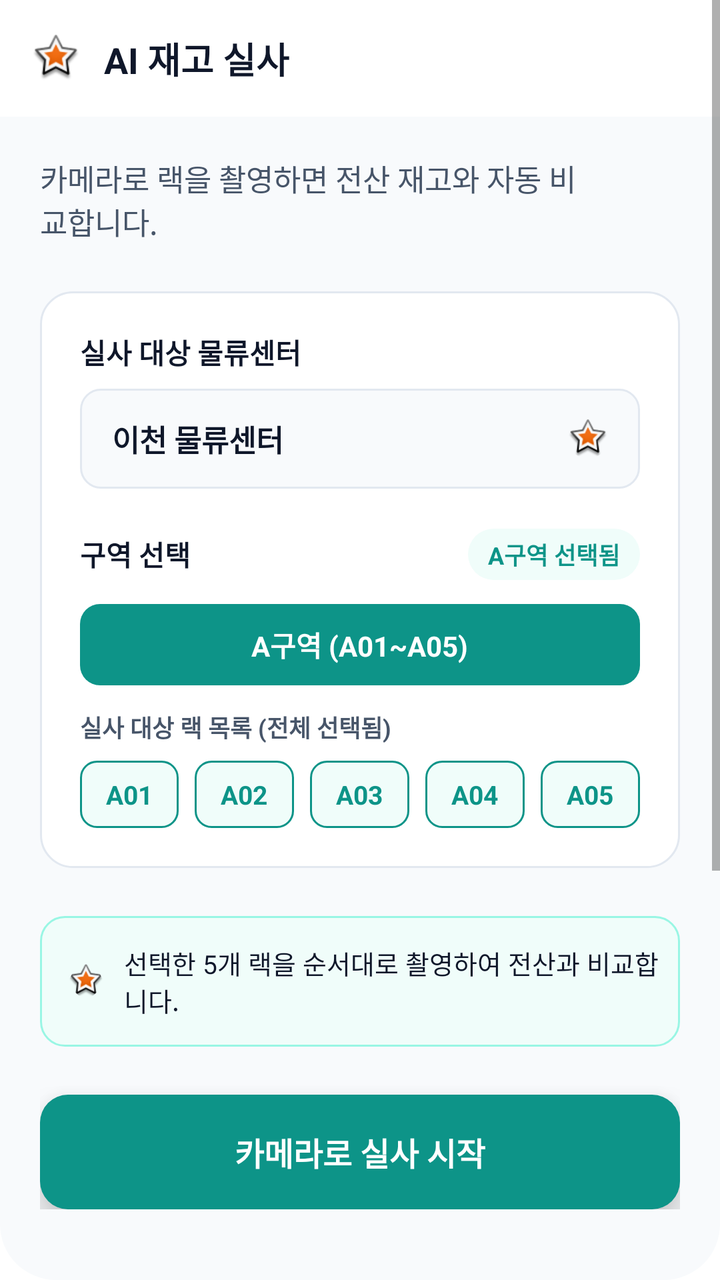
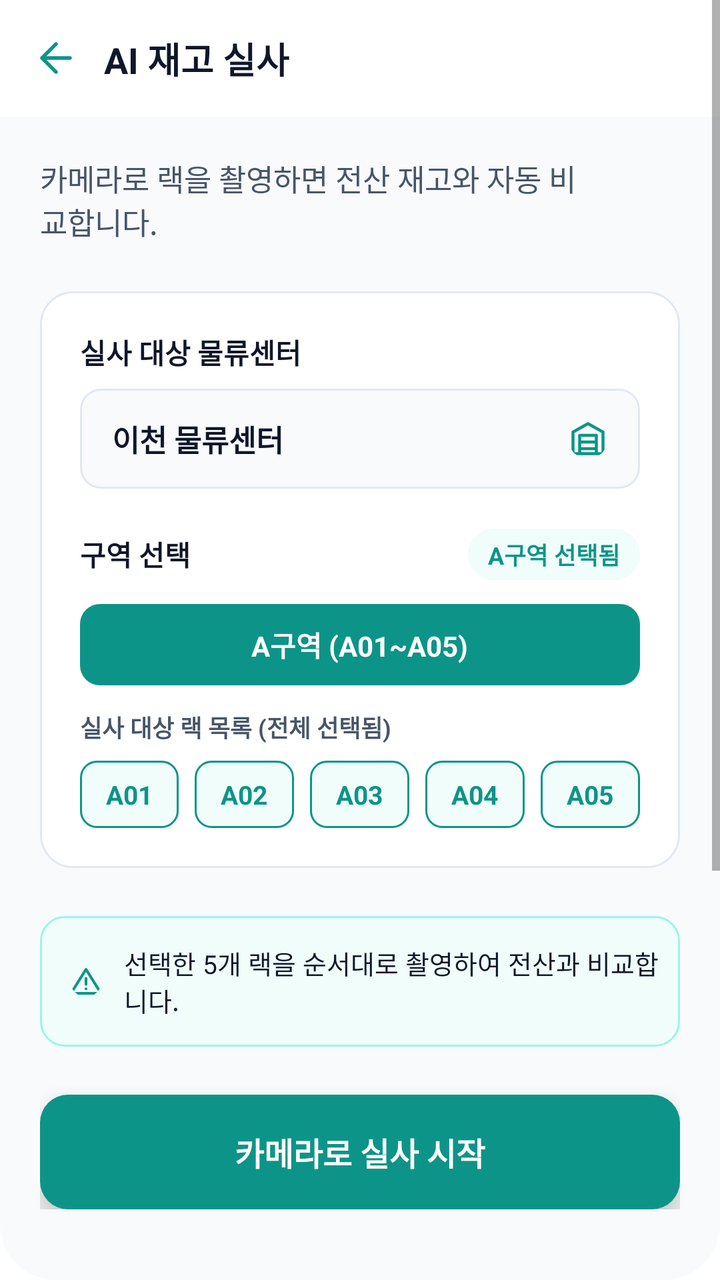

Compare the two renders of this Android layout. The source of the first and the diff that turns it into the second are given below.
<!-- AndroidManifest.xml: application theme Theme.MaterialComponents.DayNight.NoActionBar -->
<!-- res/layout/activity_audit_start.xml -->
<LinearLayout 
	xmlns:android="http://schemas.android.com/apk/res/android"
	xmlns:tools="http://schemas.android.com/tools"
	xmlns:app="http://schemas.android.com/apk/res-auto"
	android:background="#FFFFFF"
	android:clipChildren="false"
	android:clipToPadding="false"
	android:orientation="vertical"
	android:layout_width="match_parent"
	android:layout_height="match_parent">
	<ScrollView 
		android:clipChildren="false"
		android:clipToPadding="false"
		android:id="@+id/r6x2l4do42f5"
		android:layout_width="match_parent"
		android:layout_height="wrap_content"
		android:layout_weight="1"
		android:background="@drawable/cr28bf8fafc">
		<LinearLayout
			android:layout_width="match_parent"
			android:layout_height="match_parent"
			android:clipChildren="false"
			android:clipToPadding="false"
			android:orientation="vertical">
			<LinearLayout
				android:id="@+id/r34fmlixrlml"
				android:layout_width="match_parent"
				android:layout_height="wrap_content"
				android:layout_marginBottom="240dp"
				android:orientation="vertical">
				<LinearLayout
					android:id="@+id/rdnot65cih47"
					android:layout_width="match_parent"
					android:layout_height="wrap_content"
					android:gravity="center_vertical"
					android:paddingVertical="11dp"
					android:paddingHorizontal="20dp"
					android:visibility="gone"
					android:orientation="horizontal">
					<TextView
						android:id="@+id/r0b2zw49xwly7"
						android:textColor="#0F172A"
						android:textSize="14sp"
						android:textStyle="bold"
						android:layout_height="wrap_content"
						android:layout_width="wrap_content"
						android:text=""
					/>
					<View
						android:layout_width="0dp"
						android:layout_height="0dp"
						android:layout_weight="1"
					 />
					<ImageView
						android:id="@+id/rov44kvu00s"
						android:layout_width="72dp"
						android:layout_height="18dp"
						android:src="@android:drawable/star_big_on"
						android:scaleType="fitXY"
					/>
				</LinearLayout>
				<LinearLayout
					android:id="@+id/rhmy3a5oz2aq"
					android:layout_width="match_parent"
					android:layout_height="wrap_content"
					android:gravity="center_vertical"
					android:background="#FFFFFF"
					android:paddingVertical="16dp"
					android:paddingLeft="16dp"
					android:orientation="horizontal">
					<ImageView
						android:id="@+id/r96weuqy0tyj"
						android:layout_width="24dp"
						android:layout_height="24dp"
						android:layout_marginEnd="12dp"
						android:src="@android:drawable/star_big_on"
						android:scaleType="fitXY"
					/>
					<TextView
						android:id="@+id/r8iie5jfwky"
						android:textColor="#0F172A"
						android:textSize="18sp"
						android:textStyle="bold"
						android:layout_height="wrap_content"
						android:layout_width="wrap_content"
						android:text="AI 재고 실사"
					/>
				</LinearLayout>
				<LinearLayout
					android:id="@+id/r7dd0y04qmep"
					android:layout_width="match_parent"
					android:layout_height="wrap_content"
					android:padding="20dp"
					android:orientation="vertical">
					<LinearLayout
						android:id="@+id/rolfqzyi5vbt"
						android:layout_width="match_parent"
						android:layout_height="wrap_content"
						android:paddingRight="41dp"
						android:layout_marginBottom="24dp"
						android:orientation="vertical">
						<TextView
							android:id="@+id/rthuc6n0lh4"
							android:textColor="#475569"
							android:textSize="15sp"
							android:layout_height="wrap_content"
							android:layout_width="match_parent"
							android:layout_weight="1"
							android:text="카메라로 랙을 촬영하면 전산 재고와 자동 비교합니다."
						/>
					</LinearLayout>
					<LinearLayout
						android:id="@+id/runb1ny2oh1"
						android:layout_width="match_parent"
						android:layout_height="wrap_content"
						android:background="@drawable/se2e8f0sw1cr16bffffff"
						android:padding="20dp"
						android:layout_marginBottom="24dp"
						android:orientation="vertical">
						<LinearLayout
							android:id="@+id/r99rkb6iqbcr"
							android:layout_width="match_parent"
							android:layout_height="wrap_content"
							android:layout_marginBottom="20dp"
							android:orientation="vertical">
							<TextView
								android:id="@+id/royj2llb53u"
								android:textColor="#0F172A"
								android:textSize="14sp"
								android:textStyle="bold"
								android:layout_marginBottom="8dp"
								android:layout_height="wrap_content"
								android:layout_width="wrap_content"
								android:text="실사 대상 물류센터"
							/>
							<LinearLayout
								android:id="@+id/r0pil38axdvif"
								android:layout_width="match_parent"
								android:layout_height="wrap_content"
								android:gravity="center_vertical"
								android:background="@drawable/se2e8f0sw1cr10bf8fafc"
								android:paddingVertical="14dp"
								android:paddingHorizontal="16dp"
								android:orientation="horizontal">
								<TextView
									android:id="@+id/r8k4hp9566eu"
									android:textColor="#0F172A"
									android:textSize="15sp"
									android:textStyle="bold"
									android:layout_height="wrap_content"
									android:layout_width="wrap_content"
									android:text="이천 물류센터"
								/>
								<View
									android:layout_width="0dp"
									android:layout_height="0dp"
									android:layout_weight="1"
								 />
								<com.google.android.material.imageview.ShapeableImageView
									android:id="@+id/ry0z6jgfecc9"
									app:shapeAppearanceOverlay="@style/cr10"
									android:layout_width="20dp"
									android:layout_height="20dp"
									android:src="@android:drawable/star_big_on"
									android:scaleType="fitXY"
								/>
							</LinearLayout>
						</LinearLayout>
						<LinearLayout
							android:id="@+id/r03kbrre05ff7"
							android:layout_width="match_parent"
							android:layout_height="wrap_content"
							android:orientation="vertical">
							<LinearLayout
								android:id="@+id/r0dkun0ynyyup"
								android:layout_width="match_parent"
								android:layout_height="wrap_content"
								android:gravity="center_vertical"
								android:layout_marginBottom="12dp"
								android:orientation="horizontal">
								<TextView
									android:id="@+id/rd28dmk94a8u"
									android:textColor="#0F172A"
									android:textSize="14sp"
									android:textStyle="bold"
									android:layout_height="wrap_content"
									android:layout_width="wrap_content"
									android:text="구역 선택"
								/>
								<View
									android:layout_width="0dp"
									android:layout_height="0dp"
									android:layout_weight="1"
								 />
								<LinearLayout
									android:id="@+id/rmj59h2lmz08"
									android:layout_width="wrap_content"
									android:layout_height="wrap_content"
									android:background="@drawable/cr100bf0fdfa"
									android:paddingVertical="4dp"
									android:paddingHorizontal="10dp"
									android:orientation="vertical">
									<TextView
										android:id="@+id/rlyqyc2w2x2e"
										android:textColor="#0D9488"
										android:textSize="12sp"
										android:textStyle="bold"
										android:layout_height="wrap_content"
										android:layout_width="wrap_content"
										android:text="A구역 선택됨"
									/>
								</LinearLayout>
							</LinearLayout>
							<LinearLayout
								android:id="@+id/rbn1juwucwum"
								android:layout_width="match_parent"
								android:layout_height="wrap_content"
								android:gravity="center_horizontal"
								android:background="@drawable/cr10b0d9488"
								android:paddingVertical="10dp"
								android:layout_marginBottom="12dp"
								android:clickable="true"
								android:focusable="true"
								android:orientation="vertical">
								<TextView
									android:id="@+id/rjb81kq0hhp"
									android:textColor="#FFFFFF"
									android:textSize="14sp"
									android:textStyle="bold"
									android:layout_height="wrap_content"
									android:layout_width="wrap_content"
									android:text="A구역 (A01~A05)"
								/>
							</LinearLayout>
							<LinearLayout
								android:id="@+id/rrdktv8ukvus"
								android:layout_width="match_parent"
								android:layout_height="wrap_content"
								android:orientation="vertical">
								<TextView
									android:id="@+id/r6l56bh6fg38"
									android:textColor="#475569"
									android:textSize="12sp"
									android:textStyle="bold"
									android:layout_marginBottom="8dp"
									android:layout_height="wrap_content"
									android:layout_width="wrap_content"
									android:text="실사 대상 랙 목록 (전체 선택됨)"
								/>
								<LinearLayout
									android:id="@+id/rhc3sl9le3a"
									android:layout_width="match_parent"
									android:layout_height="wrap_content"
									android:gravity="center_vertical"
									android:orientation="horizontal">
									<LinearLayout
										android:id="@+id/rgb1sqjwlxjm"
										android:layout_width="0dp"
										android:layout_height="wrap_content"
										android:layout_weight="1"
										android:gravity="center_horizontal"
										android:background="@drawable/s0d9488sw1cr8bf0fdfa"
										android:paddingVertical="8dp"
										android:layout_marginEnd="8dp"
										android:clickable="true"
										android:focusable="true"
										android:orientation="vertical">
										<TextView
											android:id="@+id/r3z8wszroeu3"
											android:textColor="#0D9488"
											android:textSize="13sp"
											android:textStyle="bold"
											android:layout_height="wrap_content"
											android:layout_width="wrap_content"
											android:text="A01"
										/>
									</LinearLayout>
									<LinearLayout
										android:id="@+id/rj6alsyhivu"
										android:layout_width="0dp"
										android:layout_height="wrap_content"
										android:layout_weight="1"
										android:gravity="center_horizontal"
										android:background="@drawable/s0d9488sw1cr8bf0fdfa"
										android:paddingVertical="8dp"
										android:layout_marginEnd="8dp"
										android:clickable="true"
										android:focusable="true"
										android:orientation="vertical">
										<TextView
											android:id="@+id/rmrrdwqzt9j"
											android:textColor="#0D9488"
											android:textSize="13sp"
											android:textStyle="bold"
											android:layout_height="wrap_content"
											android:layout_width="wrap_content"
											android:text="A02"
										/>
									</LinearLayout>
									<LinearLayout
										android:id="@+id/rtwmfq85qt5"
										android:layout_width="0dp"
										android:layout_height="wrap_content"
										android:layout_weight="1"
										android:gravity="center_horizontal"
										android:background="@drawable/s0d9488sw1cr8bf0fdfa"
										android:paddingVertical="8dp"
										android:layout_marginEnd="8dp"
										android:clickable="true"
										android:focusable="true"
										android:orientation="vertical">
										<TextView
											android:id="@+id/rmw34rcofqgl"
											android:textColor="#0D9488"
											android:textSize="13sp"
											android:textStyle="bold"
											android:layout_height="wrap_content"
											android:layout_width="wrap_content"
											android:text="A03"
										/>
									</LinearLayout>
									<LinearLayout
										android:id="@+id/ru26cdip6k2"
										android:layout_width="0dp"
										android:layout_height="wrap_content"
										android:layout_weight="1"
										android:gravity="center_horizontal"
										android:background="@drawable/s0d9488sw1cr8bf0fdfa"
										android:paddingVertical="8dp"
										android:layout_marginEnd="8dp"
										android:clickable="true"
										android:focusable="true"
										android:orientation="vertical">
										<TextView
											android:id="@+id/rjlfyypitn1j"
											android:textColor="#0D9488"
											android:textSize="13sp"
											android:textStyle="bold"
											android:layout_height="wrap_content"
											android:layout_width="wrap_content"
											android:text="A04"
										/>
									</LinearLayout>
									<LinearLayout
										android:id="@+id/r4wdp4899azj"
										android:layout_width="0dp"
										android:layout_height="wrap_content"
										android:layout_weight="1"
										android:gravity="center_horizontal"
										android:background="@drawable/s0d9488sw1cr8bf0fdfa"
										android:paddingVertical="8dp"
										android:clickable="true"
										android:focusable="true"
										android:orientation="vertical">
										<TextView
											android:id="@+id/rfiu5tpltlwf"
											android:textColor="#0D9488"
											android:textSize="13sp"
											android:textStyle="bold"
											android:layout_height="wrap_content"
											android:layout_width="wrap_content"
											android:text="A05"
										/>
									</LinearLayout>
								</LinearLayout>
							</LinearLayout>
						</LinearLayout>
					</LinearLayout>
					<LinearLayout
						android:id="@+id/rn8gaukos59"
						android:layout_width="match_parent"
						android:layout_height="wrap_content"
						android:gravity="center_vertical"
						android:background="@drawable/s99f6e4sw1cr12bf0fdfa"
						android:paddingVertical="14dp"
						android:layout_marginBottom="24dp"
						android:orientation="horizontal">
						<com.google.android.material.imageview.ShapeableImageView
							android:id="@+id/ry0qbvc6ckr"
							app:shapeAppearanceOverlay="@style/cr12"
							android:layout_width="18dp"
							android:layout_height="18dp"
							android:layout_marginStart="14dp"
							android:layout_marginEnd="10dp"
							android:src="@android:drawable/star_big_on"
							android:scaleType="fitXY"
						/>
						<TextView
							android:id="@+id/rlc9jqws60s"
							android:textColor="#0F172A"
							android:textSize="13sp"
							android:layout_height="wrap_content"
							android:layout_width="wrap_content"
							android:text="선택한 5개 랙을 순서대로 촬영하여 전산과 비교합니다."
						/>
					</LinearLayout>
					<LinearLayout
						android:id="@+id/roxu0u1g02kd"
						android:layout_width="match_parent"
						android:layout_height="wrap_content"
						android:gravity="center_horizontal"
						android:background="@drawable/cr14b0d9488"
						android:paddingVertical="17dp"
						android:elevation="12dp"
						android:clickable="true"
						android:focusable="true"
						android:orientation="vertical">
						<TextView
							android:id="@+id/r1vr7yv376iz"
							android:textColor="#FFFFFF"
							android:textSize="16sp"
							android:textStyle="bold"
							android:layout_height="wrap_content"
							android:layout_width="wrap_content"
							android:text="카메라로 실사 시작"
						/>
					</LinearLayout>
				</LinearLayout>
			</LinearLayout>
			<RelativeLayout
				android:id="@+id/r149mnm8nfds"
				android:layout_width="match_parent"
				android:layout_height="wrap_content"
				android:clipChildren="false"
				android:clipToPadding="false"
				>
				<LinearLayout
					android:layout_width="match_parent"
					android:layout_height="wrap_content"
					android:clipChildren="false"
					android:clipToPadding="false"
					android:orientation="vertical">
					<LinearLayout
						android:id="@+id/rnkrjo0tlly"
						android:layout_width="match_parent"
						android:layout_height="wrap_content"
						android:background="#FFFFFF"
						android:paddingHorizontal="12dp"
						android:orientation="horizontal">
						<ImageView
							android:id="@+id/rlis7tw39f7b"
							android:layout_width="0dp"
							android:layout_height="52dp"
							android:layout_weight="1"
							android:layout_marginVertical="12dp"
							android:layout_marginEnd="44dp"
							android:src="@android:drawable/star_big_on"
							android:scaleType="fitXY"
						/>
						<LinearLayout
							android:id="@+id/rfgttzwpdgsv"
							android:layout_width="0dp"
							android:layout_height="wrap_content"
							android:layout_weight="1"
							android:gravity="center_horizontal"
							android:paddingVertical="6dp"
							android:layout_marginTop="12dp"
							android:layout_marginEnd="11dp"
							android:orientation="vertical">
							<ImageView
								android:id="@+id/rbpi51zl9dq"
								android:layout_width="22dp"
								android:layout_height="22dp"
								android:layout_marginBottom="4dp"
								android:src="@android:drawable/star_big_on"
								android:scaleType="fitXY"
							/>
							<TextView
								android:id="@+id/r0877u3qa7jwq"
								android:textColor="#475569"
								android:textSize="11sp"
								android:layout_height="wrap_content"
								android:layout_width="wrap_content"
								android:text="재고"
							/>
						</LinearLayout>
						<TextView
							android:id="@+id/rygg1q1smwrl"
							android:textColor="#0D9488"
							android:textSize="11sp"
							android:textStyle="bold"
							android:layout_marginTop="40dp"
							android:layout_marginEnd="13dp"
							android:layout_height="wrap_content"
							android:layout_width="wrap_content"
							android:text="스캔"
						/>
						<LinearLayout
							android:id="@+id/r9lvydb052fq"
							android:layout_width="0dp"
							android:layout_height="wrap_content"
							android:layout_weight="1"
							android:gravity="center_horizontal"
							android:paddingVertical="6dp"
							android:layout_marginTop="12dp"
							android:layout_marginEnd="44dp"
							android:orientation="vertical">
							<ImageView
								android:id="@+id/rnzddmx1gmt"
								android:layout_width="22dp"
								android:layout_height="22dp"
								android:layout_marginBottom="4dp"
								android:src="@android:drawable/star_big_on"
								android:scaleType="fitXY"
							/>
							<TextView
								android:id="@+id/rm1w9r00zdt"
								android:textColor="#475569"
								android:textSize="11sp"
								android:layout_height="wrap_content"
								android:layout_width="wrap_content"
								android:text="작업"
							/>
						</LinearLayout>
						<LinearLayout
							android:id="@+id/r3sd4rh47xqh"
							android:layout_width="0dp"
							android:layout_height="wrap_content"
							android:layout_weight="1"
							android:gravity="center_horizontal"
							android:paddingVertical="6dp"
							android:layout_marginTop="12dp"
							android:orientation="vertical">
							<ImageView
								android:id="@+id/rrvyode0kr7"
								android:layout_width="22dp"
								android:layout_height="22dp"
								android:layout_marginBottom="4dp"
								android:src="@android:drawable/star_big_on"
								android:scaleType="fitXY"
							/>
							<TextView
								android:id="@+id/r4jf5oak69r"
								android:textColor="#475569"
								android:textSize="11sp"
								android:layout_height="wrap_content"
								android:layout_width="wrap_content"
								android:text="더보기"
							/>
						</LinearLayout>
					</LinearLayout>
				</LinearLayout>
				<LinearLayout
					android:id="@+id/rlo4vzl8b618"
					android:layout_marginTop="-17dp"
					android:layout_width="wrap_content"
					android:layout_height="wrap_content"
					android:layout_centerHorizontal="true"
					android:gravity="center_horizontal"
					android:clipChildren="false"
					android:clipToPadding="false"
					android:orientation="vertical">
					<com.google.android.material.imageview.ShapeableImageView
						android:id="@+id/rbacjdf7m65n"
						app:shapeAppearanceOverlay="@style/cr29"
						android:layout_width="58dp"
						android:layout_height="58dp"
						android:src="@android:drawable/star_big_on"
						android:scaleType="fitXY"
					/>
				</LinearLayout>
			</RelativeLayout>
		</LinearLayout>
	</ScrollView>
</LinearLayout>
<!-- resources referenced by this layout -->
<resources>
  <!-- unchanged entries left out for length: 11 -->
</resources>

<!-- the commit's change to res/layout/activity_audit_start.xml (unified diff, before → after) -->
@@ -73,8 +73,8 @@
 						android:layout_width="24dp"
 						android:layout_height="24dp"
 						android:layout_marginEnd="12dp"
-						android:src="@android:drawable/star_big_on"
-						android:scaleType="fitXY"
+						android:src="@drawable/ic_inven_back"
+						android:scaleType="fitCenter"
 					/>
 					<TextView
 						android:id="@+id/r8iie5jfwky"
@@ -161,8 +161,8 @@
 									app:shapeAppearanceOverlay="@style/cr10"
 									android:layout_width="20dp"
 									android:layout_height="20dp"
-									android:src="@android:drawable/star_big_on"
-									android:scaleType="fitXY"
+									android:src="@drawable/ic_inven_warehouse"
+									android:scaleType="fitCenter"
 								/>
 							</LinearLayout>
 						</LinearLayout>
@@ -382,8 +382,8 @@
 							android:layout_height="18dp"
 							android:layout_marginStart="14dp"
 							android:layout_marginEnd="10dp"
-							android:src="@android:drawable/star_big_on"
-							android:scaleType="fitXY"
+							android:src="@drawable/ic_inven_alert"
+							android:scaleType="fitCenter"
 						/>
 						<TextView
 							android:id="@+id/rlc9jqws60s"
@@ -437,15 +437,21 @@
 						android:background="#FFFFFF"
 						android:paddingHorizontal="12dp"
 						android:orientation="horizontal">
-						<ImageView
+						<TextView
 							android:id="@+id/rlis7tw39f7b"
 							android:layout_width="0dp"
 							android:layout_height="52dp"
 							android:layout_weight="1"
 							android:layout_marginVertical="12dp"
 							android:layout_marginEnd="44dp"
-							android:src="@android:drawable/star_big_on"
-							android:scaleType="fitXY"
+							android:gravity="center"
+							android:paddingVertical="5dp"
+							android:drawableTop="@drawable/ic_inven_home"
+							android:drawableTint="#475569"
+							android:drawablePadding="3dp"
+							android:text="홈"
+							android:textSize="11sp"
+							android:textColor="#475569"
 						/>
 						<LinearLayout
 							android:id="@+id/rfgttzwpdgsv"
@@ -462,8 +468,9 @@
 								android:layout_width="22dp"
 								android:layout_height="22dp"
 								android:layout_marginBottom="4dp"
-								android:src="@android:drawable/star_big_on"
-								android:scaleType="fitXY"
+								android:src="@drawable/ic_inven_inventory"
+								android:tint="#475569"
+								android:scaleType="fitCenter"
 							/>
 							<TextView
 								android:id="@+id/r0877u3qa7jwq"
@@ -500,8 +507,9 @@
 								android:layout_width="22dp"
 								android:layout_height="22dp"
 								android:layout_marginBottom="4dp"
-								android:src="@android:drawable/star_big_on"
-								android:scaleType="fitXY"
+								android:src="@drawable/ic_inven_work"
+								android:tint="#475569"
+								android:scaleType="fitCenter"
 							/>
 							<TextView
 								android:id="@+id/rm1w9r00zdt"
@@ -526,8 +534,9 @@
 								android:layout_width="22dp"
 								android:layout_height="22dp"
 								android:layout_marginBottom="4dp"
-								android:src="@android:drawable/star_big_on"
-								android:scaleType="fitXY"
+								android:src="@drawable/ic_inven_more"
+								android:tint="#475569"
+								android:scaleType="fitCenter"
 							/>
 							<TextView
 								android:id="@+id/r4jf5oak69r"
@@ -555,8 +564,9 @@
 						app:shapeAppearanceOverlay="@style/cr29"
 						android:layout_width="58dp"
 						android:layout_height="58dp"
-						android:src="@android:drawable/star_big_on"
-						android:scaleType="fitXY"
+						android:src="@drawable/ic_inven_scan_fab"
+						android:contentDescription="바코드 스캔"
+						android:scaleType="fitCenter"
 					/>
 				</LinearLayout>
 			</RelativeLayout>
<!-- resource entries referenced after the edit -->
@@ -1,5 +1,72 @@
 <!-- resources referenced by this layout -->
 <resources>
+  <!-- drawable ic_inven_alert (drawable) -->
+  <vector xmlns:android="http://schemas.android.com/apk/res/android"
+      android:width="24dp" android:height="24dp"
+      android:viewportWidth="24" android:viewportHeight="24">
+      <path android:fillColor="#00000000" android:strokeColor="#0D9488"
+          android:strokeWidth="1.8" android:strokeLineCap="round" android:strokeLineJoin="round"
+          android:pathData="M12,4 L22,20 H2 Z M12,10 V14 M12,17 H12.01" />
+  </vector>
+  <!-- drawable ic_inven_back (drawable) -->
+  <vector xmlns:android="http://schemas.android.com/apk/res/android"
+      android:width="24dp" android:height="24dp"
+      android:viewportWidth="24" android:viewportHeight="24">
+      <path android:fillColor="#00000000" android:strokeColor="#0D9488"
+          android:strokeWidth="1.8" android:strokeLineCap="round" android:strokeLineJoin="round"
+          android:pathData="M19,12 H5 M12,5 L5,12 L12,19" />
+  </vector>
+  <!-- drawable ic_inven_home (drawable) -->
+  <vector xmlns:android="http://schemas.android.com/apk/res/android"
+      android:width="24dp" android:height="24dp"
+      android:viewportWidth="24" android:viewportHeight="24">
+      <path android:fillColor="#00000000" android:strokeColor="#0D9488"
+          android:strokeWidth="1.8" android:strokeLineCap="round" android:strokeLineJoin="round"
+          android:pathData="M3,10 L12,3 L21,10 M5,9 V21 H19 V9 M10,21 V15 H14 V21" />
+  </vector>
+  <!-- drawable ic_inven_inventory (drawable) -->
+  <vector xmlns:android="http://schemas.android.com/apk/res/android"
+      android:width="24dp" android:height="24dp"
+      android:viewportWidth="24" android:viewportHeight="24">
+      <path android:fillColor="#00000000" android:strokeColor="#0D9488"
+          android:strokeWidth="1.8" android:strokeLineCap="round" android:strokeLineJoin="round"
+          android:pathData="M3,7 L12,3 L21,7 L12,11 Z M3,7 V17 L12,21 L21,17 V7 M12,11 V21 M7.5,5 L16.5,9" />
+  </vector>
+  <!-- drawable ic_inven_more (drawable) -->
+  <vector xmlns:android="http://schemas.android.com/apk/res/android"
+      android:width="24dp" android:height="24dp"
+      android:viewportWidth="24" android:viewportHeight="24">
+      <path android:fillColor="#00000000" android:strokeColor="#0D9488"
+          android:strokeWidth="2.7" android:strokeLineCap="round" android:strokeLineJoin="round"
+          android:pathData="M5,12 H5.01 M12,12 H12.01 M19,12 H19.01" />
+  </vector>
+  <!-- drawable ic_inven_scan_fab (drawable) -->
+  <vector xmlns:android="http://schemas.android.com/apk/res/android"
+      android:width="58dp" android:height="58dp"
+      android:viewportWidth="40" android:viewportHeight="40">
+      <path android:fillColor="#0D9488" android:pathData="M20,0 A20,20 0 1,1 20,40 A20,20 0 1,1 20,0 Z" />
+      <group android:translateX="8" android:translateY="8">
+          <path android:fillColor="#00000000" android:strokeColor="#FFFFFF"
+              android:strokeWidth="1.8" android:strokeLineCap="round" android:strokeLineJoin="round"
+              android:pathData="M8,4 H4 V8 M16,4 H20 V8 M8,20 H4 V16 M16,20 H20 V16 M7,9 V15 M10,9 V15 M14,9 V15 M17,9 V15" />
+      </group>
+  </vector>
+  <!-- drawable ic_inven_warehouse (drawable) -->
+  <vector xmlns:android="http://schemas.android.com/apk/res/android"
+      android:width="24dp" android:height="24dp"
+      android:viewportWidth="24" android:viewportHeight="24">
+      <path android:fillColor="#00000000" android:strokeColor="#0D9488"
+          android:strokeWidth="1.8" android:strokeLineCap="round" android:strokeLineJoin="round"
+          android:pathData="M3,21 V8 L12,3 L21,8 V21 M3,21 H21 M7,21 V10 H17 V21 M7,14 H17 M7,18 H17" />
+  </vector>
+  <!-- drawable ic_inven_work (drawable) -->
+  <vector xmlns:android="http://schemas.android.com/apk/res/android"
+      android:width="24dp" android:height="24dp"
+      android:viewportWidth="24" android:viewportHeight="24">
+      <path android:fillColor="#00000000" android:strokeColor="#0D9488"
+          android:strokeWidth="1.8" android:strokeLineCap="round" android:strokeLineJoin="round"
+          android:pathData="M9,5 H6 A2,2 0 0,0 4,7 V20 A1,1 0 0,0 5,21 H19 A1,1 0 0,0 20,20 V7 A2,2 0 0,0 18,5 H15 M9,3 H15 V7 H9 Z M8,12 H16 M8,16 H14" />
+  </vector>
   <!-- unchanged entries left out for length: 11 -->
 </resources>
 
